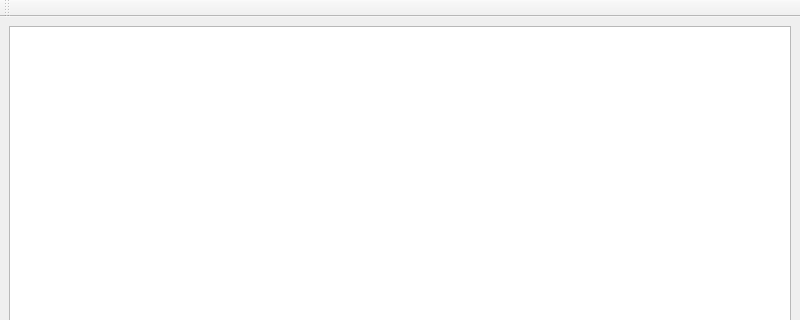
This is DrawProject/mainwindow.ui in mvngr/lab as Qt 5 draws it before an edit; both pictures show x 0 to 800 and y 0 to 320 of the 800 by 600 pixel window. The edited form follows.
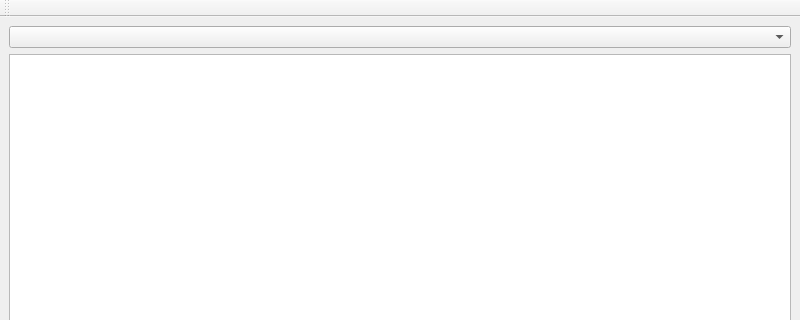
This is the edited form.

Diff of the .ui file:
```diff
--- a/DrawProject/mainwindow.ui
+++ b/DrawProject/mainwindow.ui
@@ -15,6 +15,9 @@
   </property>
   <widget class="QWidget" name="centralwidget">
    <layout class="QVBoxLayout" name="verticalLayout">
+    <item>
+     <widget class="QComboBox" name="comboBox"/>
+    </item>
     <item>
      <widget class="QGraphicsView" name="graphicsView"/>
     </item>
```
